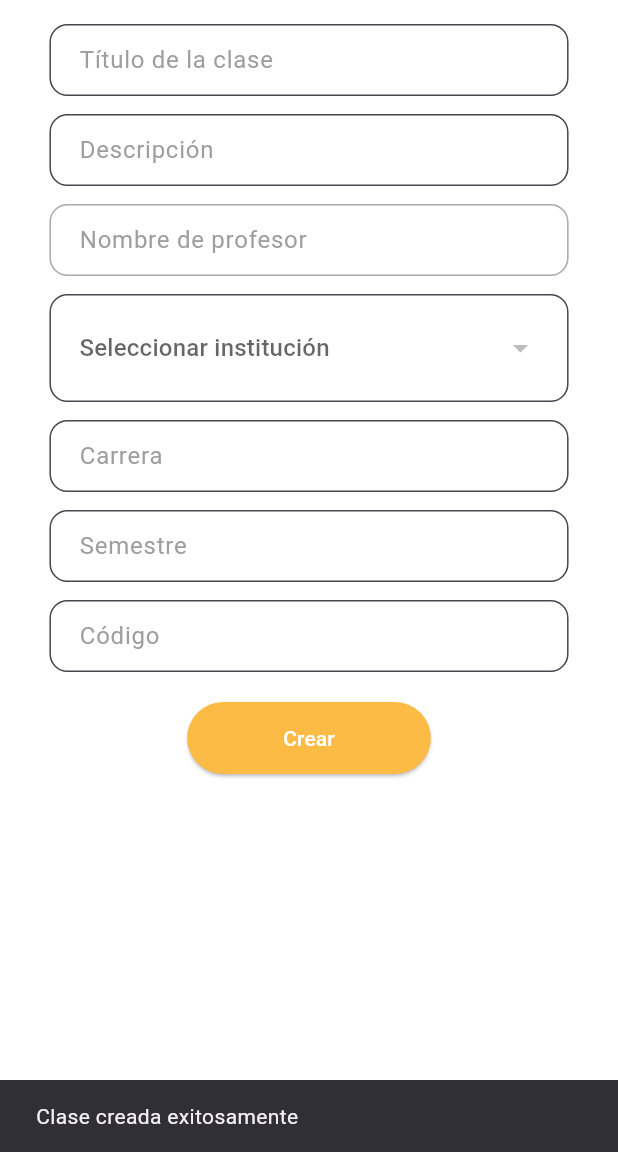
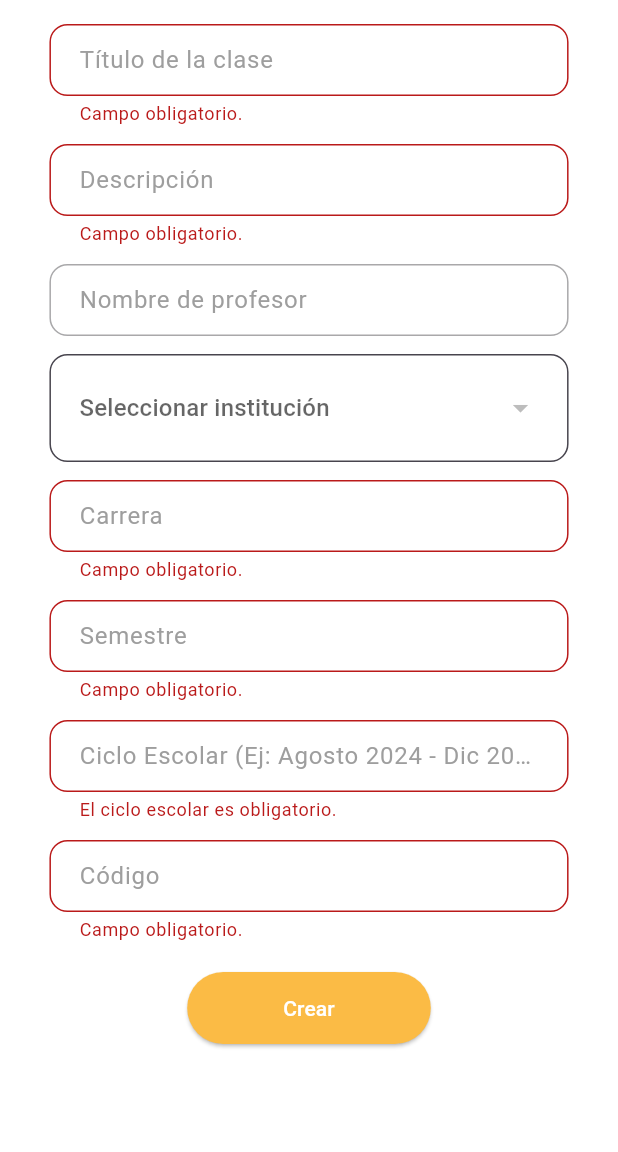
Before and after one commit to Sammy1228/appClasstech, a Flutter app: the CrearClasePage screen opened directly, after a tap on "Crear", on a phone screen of 412 x 824 dp, the part 84-1236 px from its top. Run offline on Flutter 3.47's test engine with Material 3 defaults, Android fonts, the light colour scheme and no system bars; our stand-ins replace cloud_firestore, firebase_auth, firebase_core, shared_preferences; accounts and stored records are empty.

Commit message:
Se agregó el campo de Ciclo escolar y la validación del formulario

```diff
--- a/lib/crearclase.dart
+++ b/lib/crearclase.dart
@@ -14,6 +14,7 @@ class CrearClasePage extends StatefulWidget {
 }
 
 class _CrearClasePageState extends State<CrearClasePage> {
+  final _formKey = GlobalKey<FormState>();
   String? institucionSeleccionada;
   final List<String> instituciones = [
     'Instituto Tecnológico Superior de Uruapan',
@@ -29,6 +30,12 @@ class _CrearClasePageState extends State<CrearClasePage> {
   final TextEditingController _semestreCtrl = TextEditingController();
   final TextEditingController _codigoCtrl = TextEditingController();
   final TextEditingController _institucionCtrl = TextEditingController();
+  final TextEditingController _cicloEscolarCtrl = TextEditingController();
+
+  String? _required(String? value) {
+    if (value == null || value.trim().isEmpty) return 'Campo obligatorio.';
+    return null;
+  }
 
   @override
   Widget build(BuildContext context) {
@@ -51,20 +58,26 @@ class _CrearClasePageState extends State<CrearClasePage> {
         child: Center(
           child: ConstrainedBox(
             constraints: BoxConstraints(maxWidth: responsive.fieldWidth),
+            child: Form(
+              key: _formKey,
               child: Column(
                 children: [
-                TextField(
+                  TextFormField(
                     controller: _tituloCtrl,
                     decoration: AppTheme.inputDecoration("Título de la clase"),
+                    validator: _required,
+                    autovalidateMode: AutovalidateMode.onUserInteraction,
+                  ),
+                  const SizedBox(height: 12),
+                  TextFormField(
+                    controller: _descripcionCtrl,
+                    decoration: AppTheme.inputDecoration("Descripción"),
+                    validator: _required,
+                    autovalidateMode: AutovalidateMode.onUserInteraction,
                   ),
                   const SizedBox(height: 12),
                   TextField(
-                  controller: _descripcionCtrl,
-                  decoration: AppTheme.inputDecoration("Descripción"),
-                ),
-                const SizedBox(height: 12),
-                TextField(
-                  enabled: false, // Solo lectura
+                    enabled: false,
                     decoration: AppTheme.inputDecoration("Nombre de profesor"),
                     controller: TextEditingController(text: nombreProfesor),
                   ),
@@ -113,22 +126,34 @@ class _CrearClasePageState extends State<CrearClasePage> {
                   ),
 
                   const SizedBox(height: 12),
-                TextField(
+                  TextFormField(
                     controller: _carreraCtrl,
                     decoration: AppTheme.inputDecoration("Carrera"),
+                    validator: _required,
+                    autovalidateMode: AutovalidateMode.onUserInteraction,
                   ),
                   const SizedBox(height: 12),
-                TextField(
+                  TextFormField(
                     controller: _semestreCtrl,
                     decoration: AppTheme.inputDecoration("Semestre"),
+                    validator: _required,
+                    autovalidateMode: AutovalidateMode.onUserInteraction,
                   ),
                   const SizedBox(height: 12),
-                TextField(
+                  TextFormField(
+                      controller: _cicloEscolarCtrl,
+                      decoration: AppTheme.inputDecoration("Ciclo Escolar (Ej: Agosto 2024 - Dic 2024)"),
+                      validator: validateCicloEscolar,
+                      autovalidateMode: AutovalidateMode.onUserInteraction,
+                  ),
+                  const SizedBox(height: 12),
+                  TextFormField(
                     controller: _codigoCtrl,
                     decoration: AppTheme.inputDecoration("Código"),
+                    validator: _required,
+                    autovalidateMode: AutovalidateMode.onUserInteraction,
                   ),
                   const SizedBox(height: 20),
-
                   ElevatedButton(
                     style: ElevatedButton.styleFrom(
                       backgroundColor: AppTheme.secondaryColor,
@@ -137,6 +162,7 @@ class _CrearClasePageState extends State<CrearClasePage> {
                       ),
                     ),
                     onPressed: () async {
+                      if (!_formKey.currentState!.validate()) return;
                       final clasesProvider = Provider.of<ProviderClases>(context, listen: false);
 
                       clasesProvider.setTitulo = _tituloCtrl.text.trim();
@@ -145,6 +171,7 @@ class _CrearClasePageState extends State<CrearClasePage> {
                       clasesProvider.setInstitucion = institucionSeleccionada ?? _institucionCtrl.text.trim();
                       clasesProvider.setCarrera = _carreraCtrl.text.trim();
                       clasesProvider.setSemestre = _semestreCtrl.text.trim();
+                      clasesProvider.setCicloEscolar = _cicloEscolarCtrl.text.trim();
                       clasesProvider.setCodigoAcceso = _codigoCtrl.text.trim();
 
                       try {
@@ -158,8 +185,14 @@ class _CrearClasePageState extends State<CrearClasePage> {
                         _carreraCtrl.clear();
                         _semestreCtrl.clear();
                         _codigoCtrl.clear();
+                        _institucionCtrl.clear();
+                        _cicloEscolarCtrl.clear();
+
+                        _formKey.currentState!.reset();
+
                         setState(() {
                           institucionSeleccionada = null;
+
                         });
                       } catch (e) {
                         ScaffoldMessenger.of(context).showSnackBar(
@@ -180,6 +213,22 @@ class _CrearClasePageState extends State<CrearClasePage> {
             ),
           ),
         ),
+      ),
     );
   }
 }
+
+String? validateCicloEscolar(String? value) {
+  if (value == null || value.trim().isEmpty) {
+    return 'El ciclo escolar es obligatorio.';
+  }
+  final RegExp regex = RegExp(
+    r'^[a-zA-ZáéíóúÁÉÍÓÚ\s]{3,}\s\d{4}\s-\s[a-zA-ZáéíóúÁÉÍÓÚ\s]{3,}\s\d{4}$',
+    caseSensitive: false,
+  );
+
+  if (!regex.hasMatch(value.trim())) {
+    return 'Formato inválido. Use "Mes AAAA - Mes AAAA" (Ej: Agosto 2024 - Dic 2024).';
+  }
+  return null;
+}
```
Lines whose indentation alone changed are shown as unchanged.
